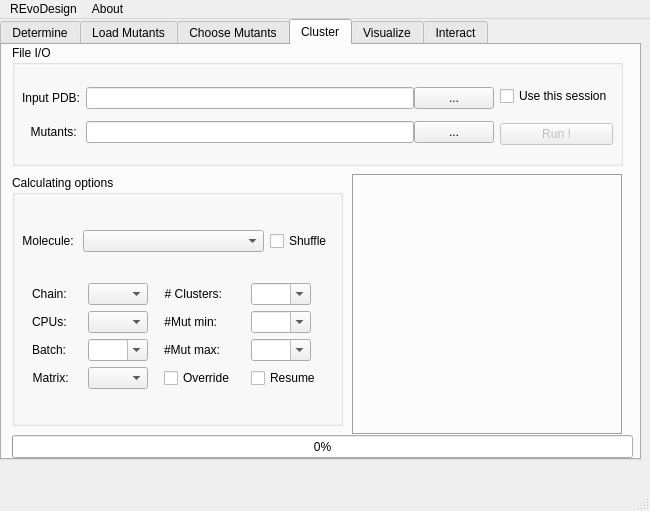
Above: REvoDesign/UI/REvoDesign-PyMOL.ui from YaoYinYing/REvoDesign before the change. Below: the same form after it.
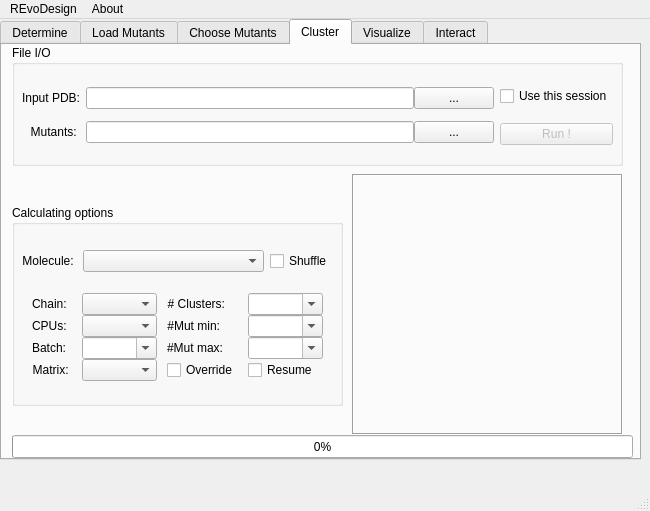
That is the form after the change. The open tabs and pages were chosen to show the change.

Patch:
```diff
--- a/REvoDesign/UI/REvoDesign-PyMOL.ui
+++ b/REvoDesign/UI/REvoDesign-PyMOL.ui
@@ -1892,9 +1892,9 @@
       <property name="geometry">
        <rect>
         <x>10</x>
-        <y>130</y>
+        <y>160</y>
         <width>331</width>
-        <height>251</height>
+        <height>201</height>
        </rect>
       </property>
       <property name="title">
@@ -1906,7 +1906,7 @@
          <x>10</x>
          <y>30</y>
          <width>311</width>
-         <height>211</height>
+         <height>162</height>
         </rect>
        </property>
        <layout class="QVBoxLayout" name="verticalLayout_5">
@@ -1955,6 +1955,9 @@
         </item>
         <item>
          <layout class="QGridLayout" name="gridLayout_21">
+          <property name="spacing">
+           <number>0</number>
+          </property>
           <item row="1" column="0">
            <widget class="QLabel" name="label_27">
             <property name="sizePolicy">
@@ -2022,7 +2025,7 @@
             </property>
             <property name="maximumSize">
              <size>
-              <width>60</width>
+              <width>75</width>
               <height>16777215</height>
              </size>
             </property>
@@ -2041,7 +2044,7 @@
             </property>
             <property name="maximumSize">
              <size>
-              <width>60</width>
+              <width>75</width>
               <height>16777215</height>
              </size>
             </property>
@@ -2066,7 +2069,7 @@
             </property>
             <property name="maximumSize">
              <size>
-              <width>60</width>
+              <width>75</width>
               <height>16777215</height>
              </size>
             </property>
@@ -2085,7 +2088,7 @@
             </property>
             <property name="maximumSize">
              <size>
-              <width>60</width>
+              <width>75</width>
               <height>16777215</height>
              </size>
             </property>
@@ -2104,7 +2107,7 @@
             </property>
             <property name="maximumSize">
              <size>
-              <width>60</width>
+              <width>75</width>
               <height>16777215</height>
              </size>
             </property>
@@ -2120,7 +2123,7 @@
             </property>
             <property name="maximumSize">
              <size>
-              <width>60</width>
+              <width>75</width>
               <height>16777215</height>
              </size>
             </property>
@@ -2218,7 +2221,7 @@
             </property>
             <property name="maximumSize">
              <size>
-              <width>60</width>
+              <width>75</width>
               <height>16777215</height>
              </size>
             </property>
```
